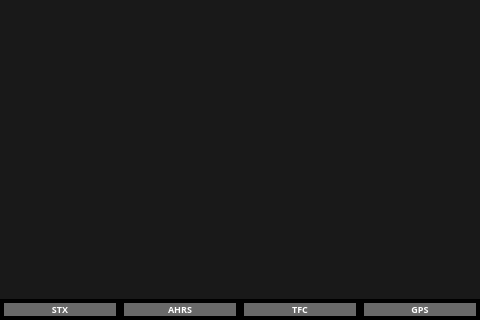
Old version of the form ui/AHRSMainWin.ui in the repository UnexplodedMinds/Stratofier; both pictures show x 0 to 480 and y 480 to 800 of the 480 by 800 pixel window.
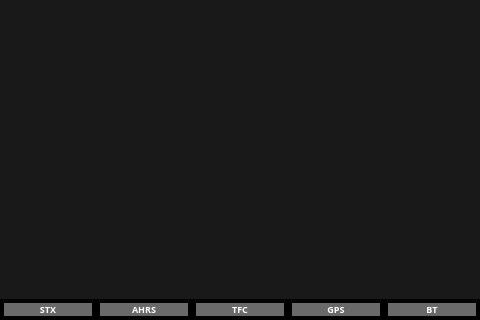
New version of the form. Icons and pictures are not drawn. Custom widgets are drawn as their Qt base class.

Diff of the .ui file:
```diff
--- a/ui/AHRSMainWin.ui
+++ b/ui/AHRSMainWin.ui
@@ -467,6 +467,30 @@
         </property>
        </widget>
       </item>
+      <item>
+       <widget class="QLabel" name="m_pBTIndicator">
+        <property name="sizePolicy">
+         <sizepolicy hsizetype="MinimumExpanding" vsizetype="Minimum">
+          <horstretch>0</horstretch>
+          <verstretch>0</verstretch>
+         </sizepolicy>
+        </property>
+        <property name="font">
+         <font>
+          <family>Piboto</family>
+          <pointsize>7</pointsize>
+          <weight>75</weight>
+          <bold>true</bold>
+         </font>
+        </property>
+        <property name="text">
+         <string>BT</string>
+        </property>
+        <property name="alignment">
+         <set>Qt::AlignCenter</set>
+        </property>
+       </widget>
+      </item>
      </layout>
     </item>
    </layout>
```
